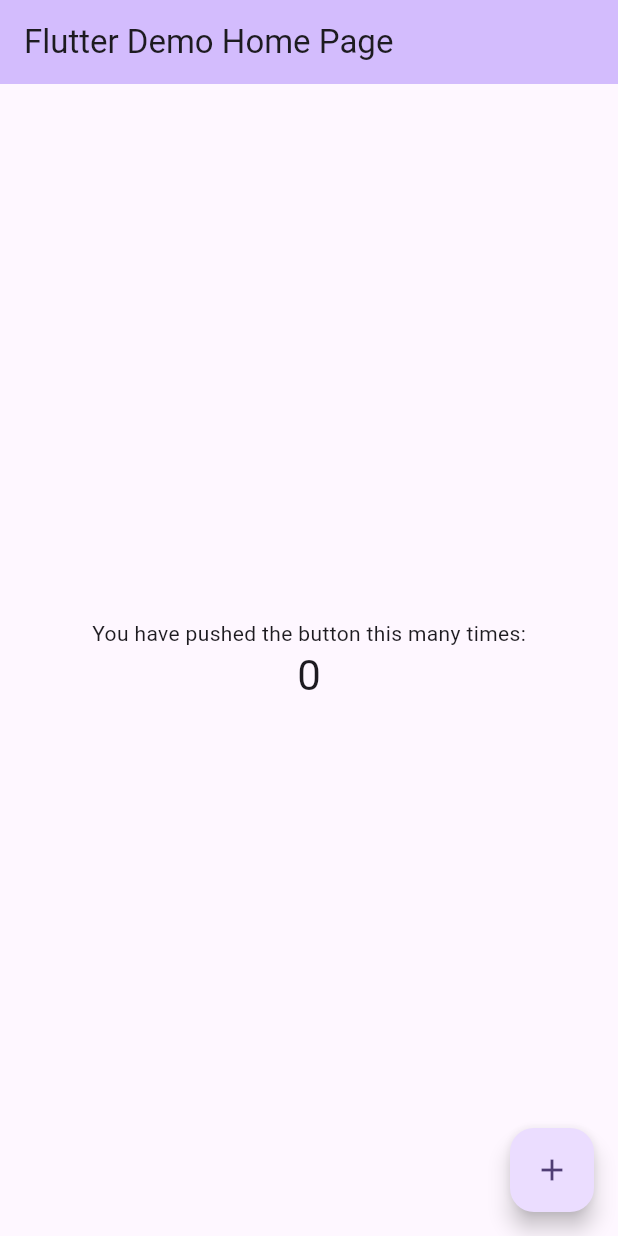
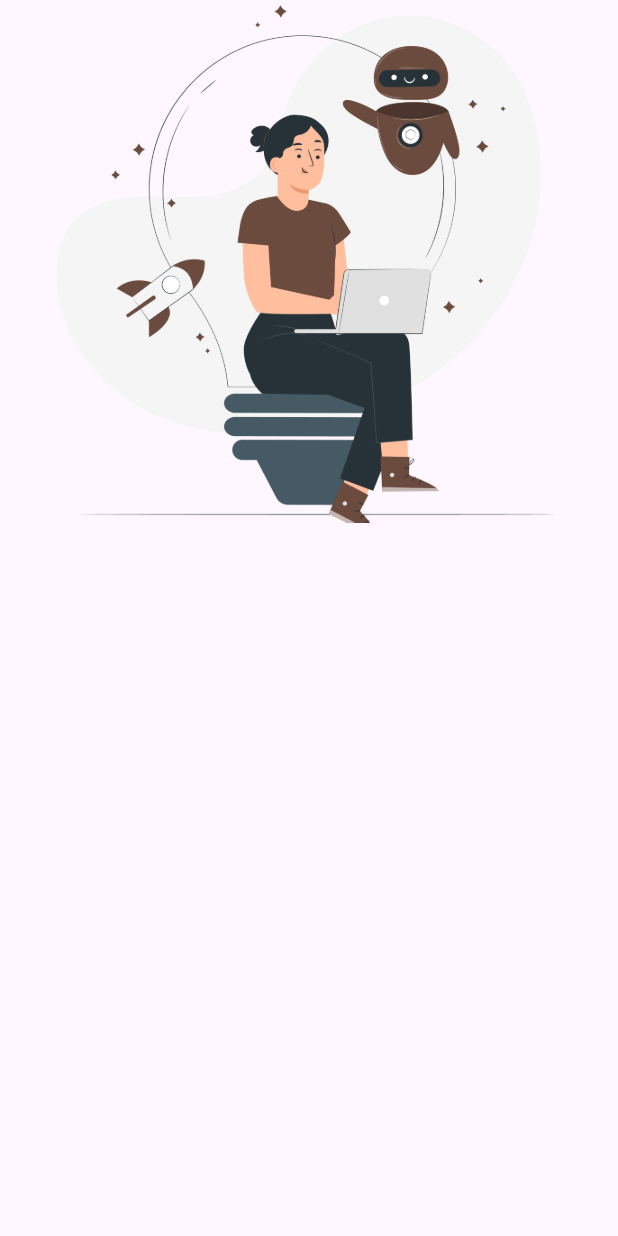
Before and after one commit to AyaElShafey/Dalel, a Flutter app: the screen it shows after launch, on a phone screen of 412 x 824 dp. Run offline on Flutter 3.47's test engine with Material 3 defaults, Android fonts, the phone set to English and light mode, and no system bars.

Commit message:
App_Colors

```diff
--- /dev/null
+++ b/lib/core/utils/app_assets.dart
@@ -0,0 +1,32 @@
+// ignore_for_file: prefer_single_quotes
+class Assets {
+  Assets._();
+
+  /// Assets for imagesForget
+  /// assets/images/forget.png
+  static const String imagesForget = "assets/images/forget.png";
+
+  /// Assets for imagesMasged
+  /// assets/images/masged.svg
+  static const String imagesMasged = "assets/images/masged.svg";
+
+  /// Assets for imagesOnboarding1
+  /// assets/images/onboarding1.png
+  static const String imagesOnboarding1 = "assets/images/onboarding1.png";
+
+  /// Assets for imagesOnboarding2
+  /// assets/images/onboarding2.png
+  static const String imagesOnboarding2 = "assets/images/onboarding2.png";
+
+  /// Assets for imagesOnboarding3
+  /// assets/images/onboarding3.png
+  static const String imagesOnboarding3 = "assets/images/onboarding3.png";
+
+  /// Assets for imagesPyramids
+  /// assets/images/pyramids.svg
+  static const String imagesPyramids = "assets/images/pyramids.svg";
+
+  /// Assets for imagesSuccces
+  /// assets/images/succces.png
+  static const String imagesSuccces = "assets/images/succces.png";
+}
--- /dev/null
+++ b/lib/core/utils/app_colors.dart
@@ -0,0 +1,11 @@
+import 'package:flutter/material.dart';
+
+abstract class AppColors {
+  static Color primaryColor = const Color(0xffC49E85);
+  static Color offWhite = const Color(0xffF8F4F9);
+  static Color deepBrown = const Color(0xff6B4B3E);
+  static Color grey = const Color(0xffC4C4C4);
+  static Color deepGrey = const Color(0xff6F6460);
+  static Color lightGrey = const Color(0xffB4B4B4);
+  static Color black = const Color(0xff333333);
+}
--- a/lib/main.dart
+++ b/lib/main.dart
@@ -1,125 +1,22 @@
 import 'package:flutter/material.dart';
 
+import 'core/utils/app_assets.dart';
+
 void main() {
-  runApp(const MyApp());
+  runApp(const Dalel());
 }
 
-class MyApp extends StatelessWidget {
-  const MyApp({super.key});
+class Dalel extends StatelessWidget {
+  const Dalel({super.key});
 
-  // This widget is the root of your application.
   @override
   Widget build(BuildContext context) {
     return MaterialApp(
-      title: 'Flutter Demo',
-      theme: ThemeData(
-        // This is the theme of your application.
-        //
-        // TRY THIS: Try running your application with "flutter run". You'll see
-        // the application has a purple toolbar. Then, without quitting the app,
-        // try changing the seedColor in the colorScheme below to Colors.green
-        // and then invoke "hot reload" (save your changes or press the "hot
-        // reload" button in a Flutter-supported IDE, or press "r" if you used
-        // the command line to start the app).
-        //
-        // Notice that the counter didn't reset back to zero; the application
-        // state is not lost during the reload. To reset the state, use hot
-        // restart instead.
-        //
-        // This works for code too, not just values: Most code changes can be
-        // tested with just a hot reload.
-        colorScheme: ColorScheme.fromSeed(seedColor: Colors.deepPurple),
-        useMaterial3: true,
+      home: Scaffold(
+        body: Container(
+          child: Image.asset(Assets.imagesOnboarding3),
+        ),
       ),
-      home: const MyHomePage(title: 'Flutter Demo Home Page'),
     );
   }
 }
-
-class MyHomePage extends StatefulWidget {
-  const MyHomePage({super.key, required this.title});
-
-  // This widget is the home page of your application. It is stateful, meaning
-  // that it has a State object (defined below) that contains fields that affect
-  // how it looks.
-
-  // This class is the configuration for the state. It holds the values (in this
-  // case the title) provided by the parent (in this case the App widget) and
-  // used by the build method of the State. Fields in a Widget subclass are
-  // always marked "final".
-
-  final String title;
-
-  @override
-  State<MyHomePage> createState() => _MyHomePageState();
-}
-
-class _MyHomePageState extends State<MyHomePage> {
-  int _counter = 0;
-
-  void _incrementCounter() {
-    setState(() {
-      // This call to setState tells the Flutter framework that something has
-      // changed in this State, which causes it to rerun the build method below
-      // so that the display can reflect the updated values. If we changed
-      // _counter without calling setState(), then the build method would not be
-      // called again, and so nothing would appear to happen.
-      _counter++;
-    });
-  }
-
-  @override
-  Widget build(BuildContext context) {
-    // This method is rerun every time setState is called, for instance as done
-    // by the _incrementCounter method above.
-    //
-    // The Flutter framework has been optimized to make rerunning build methods
-    // fast, so that you can just rebuild anything that needs updating rather
-    // than having to individually change instances of widgets.
-    return Scaffold(
-      appBar: AppBar(
-        // TRY THIS: Try changing the color here to a specific color (to
-        // Colors.amber, perhaps?) and trigger a hot reload to see the AppBar
-        // change color while the other colors stay the same.
-        backgroundColor: Theme.of(context).colorScheme.inversePrimary,
-        // Here we take the value from the MyHomePage object that was created by
-        // the App.build method, and use it to set our appbar title.
-        title: Text(widget.title),
-      ),
-      body: Center(
-        // Center is a layout widget. It takes a single child and positions it
-        // in the middle of the parent.
-        child: Column(
-          // Column is also a layout widget. It takes a list of children and
-          // arranges them vertically. By default, it sizes itself to fit its
-          // children horizontally, and tries to be as tall as its parent.
-          //
-          // Column has various properties to control how it sizes itself and
-          // how it positions its children. Here we use mainAxisAlignment to
-          // center the children vertically; the main axis here is the vertical
-          // axis because Columns are vertical (the cross axis would be
-          // horizontal).
-          //
-          // TRY THIS: Invoke "debug painting" (choose the "Toggle Debug Paint"
-          // action in the IDE, or press "p" in the console), to see the
-          // wireframe for each widget.
-          mainAxisAlignment: MainAxisAlignment.center,
-          children: <Widget>[
-            const Text(
-              'You have pushed the button this many times:',
-            ),
-            Text(
-              '$_counter',
-              style: Theme.of(context).textTheme.headlineMedium,
-            ),
-          ],
-        ),
-      ),
-      floatingActionButton: FloatingActionButton(
-        onPressed: _incrementCounter,
-        tooltip: 'Increment',
-        child: const Icon(Icons.add),
-      ), // This trailing comma makes auto-formatting nicer for build methods.
-    );
-  }
-}
```
Also changed, not shown: pubspec.yaml (+7 -3 lines), assets/images/forget.png (added), assets/images/masged.svg (added), assets/images/onboarding1.png (added), assets/images/onboarding2.png (added), assets/images/onboarding3.png (added), assets/images/pyramids.svg (added), assets/images/succces.png (added), lib/core/utils/app_constants.dart (added), lib/core/utils/app_functions.dart (added), lib/core/utils/app_strings.dart (added).
